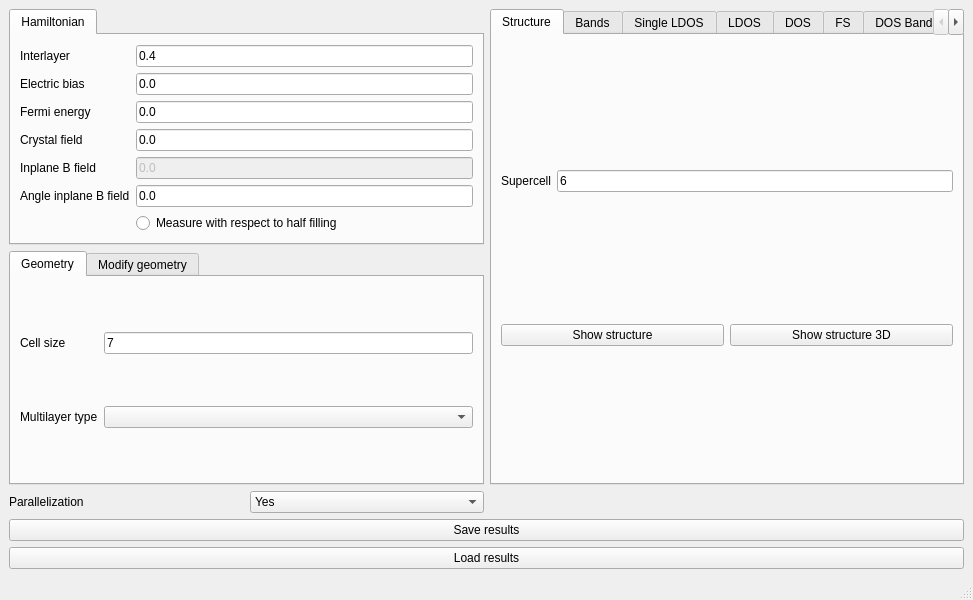
First picture: the form in interface-pyqt/tbg/interface.ui, repository joselado/quantum-lattice, before the edit.
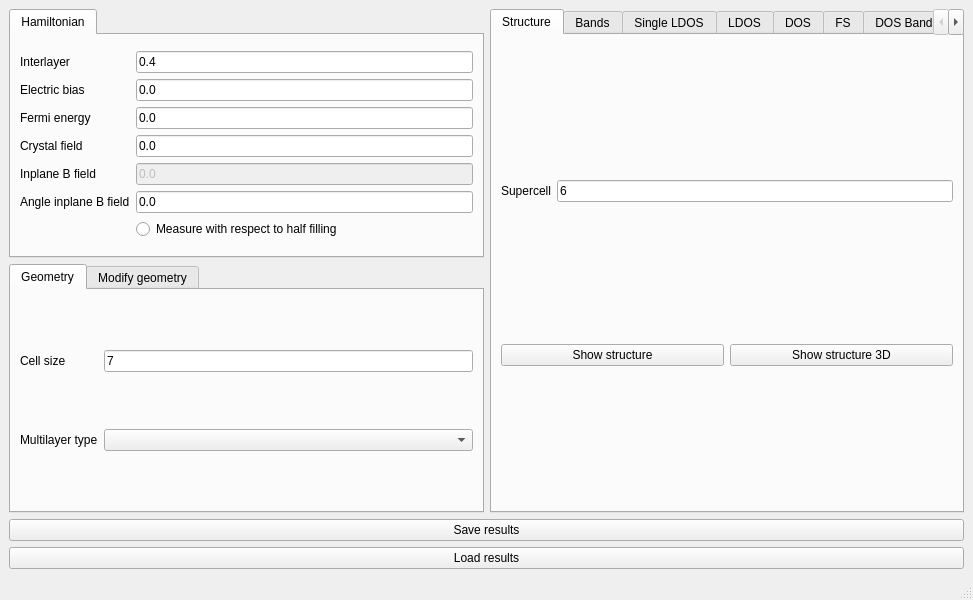
Second picture: the form after the edit. Custom widgets are drawn as their Qt base class.

What changed in the file:
```diff
--- a/interface-pyqt/tbg/interface.ui
+++ b/interface-pyqt/tbg/interface.ui
@@ -860,31 +860,6 @@
       </widget>
      </widget>
     </item>
-    <item row="2" column="0">
-     <layout class="QGridLayout" name="gridLayout_7">
-      <item row="0" column="1">
-       <widget class="ComboBox" name="use_parallelization">
-        <item>
-         <property name="text">
-          <string>Yes</string>
-         </property>
-        </item>
-        <item>
-         <property name="text">
-          <string>No</string>
-         </property>
-        </item>
-       </widget>
-      </item>
-      <item row="0" column="0">
-       <widget class="BodyLabel" name="label_21">
-        <property name="text">
-         <string>Parallelization</string>
-        </property>
-       </widget>
-      </item>
-     </layout>
-    </item>
     <item row="3" column="0" colspan="2">
      <widget class="PushButton" name="save_results">
       <property name="text">
```
